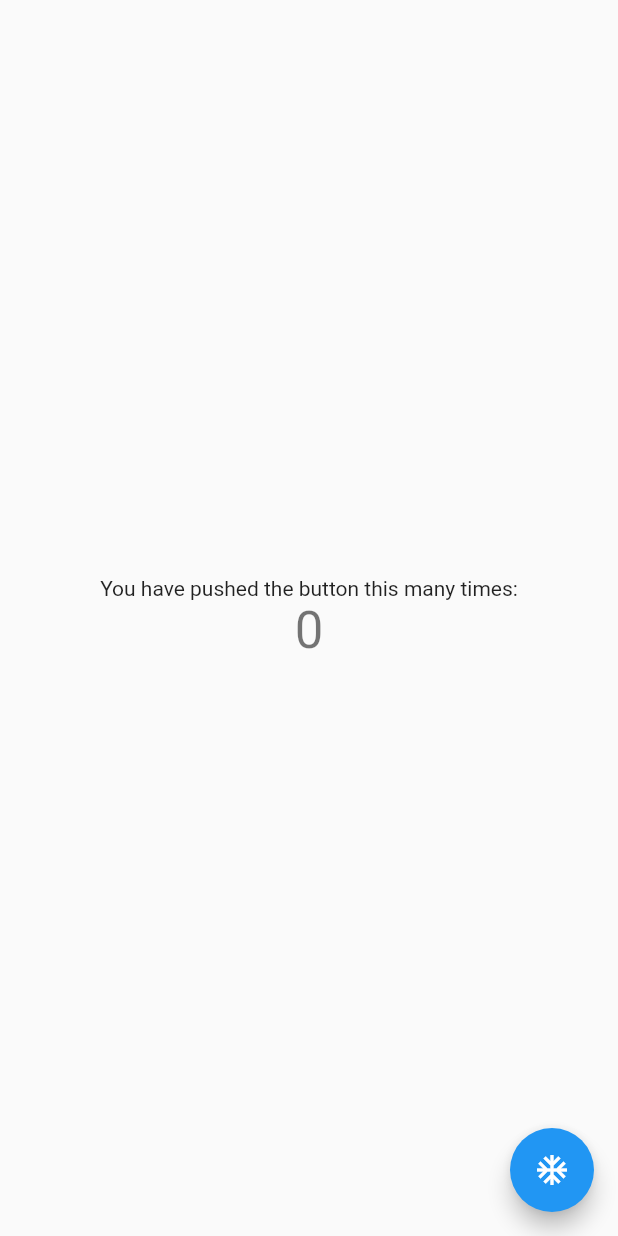
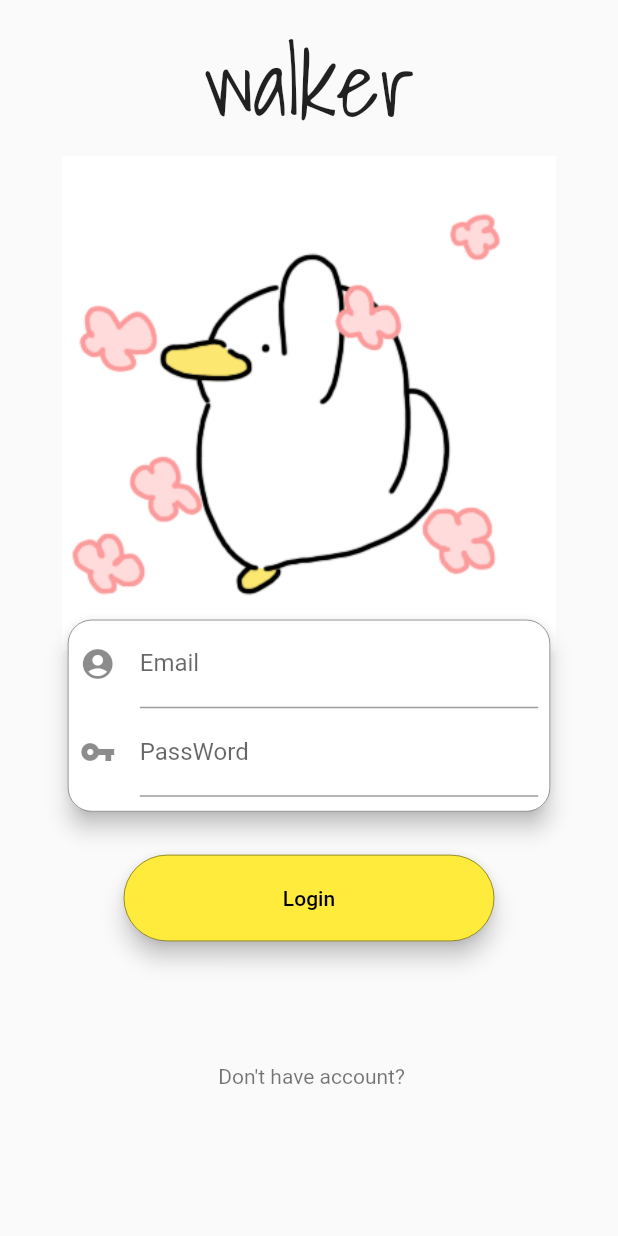
Before and after one commit to dongwook1214/walker, a Flutter app: the screen it shows after launch, on a phone screen of 412 x 824 dp. Run offline on Flutter 3.47's test engine with Material 2 defaults, Android fonts, the phone set to English and light mode, and no system bars.

Commit message:
loginPage front-end

```diff
--- a/lib/main.dart
+++ b/lib/main.dart
@@ -1,5 +1,7 @@
 import 'package:flutter/material.dart';
 import 'src/loginPage.dart';
+import 'src/pallete.dart';
+
 void main() {
   runApp(const MyApp());
 }
@@ -11,11 +13,11 @@ class MyApp extends StatelessWidget {
   @override
   Widget build(BuildContext context) {
     return MaterialApp(
-      title: 'Flutter Demo',
+      title: 'walker',
       theme: ThemeData(
-        primarySwatch: Colors.blue,
+        primarySwatch: Palette.duck,
       ),
-      home: const MyHomePage(title: 'Walker'),
+      home: MyLoginPage(),
     );
   }
 }
--- a/lib/src/loginPage.dart
+++ b/lib/src/loginPage.dart
@@ -1,44 +1,159 @@
 import 'package:flutter/material.dart';
 
-class MyHomePage extends StatefulWidget {
-  const MyHomePage({Key? key, required this.title}) : super(key: key);
-  final String title;
+class MyLoginPage extends StatefulWidget {
+  const MyLoginPage({Key? key}) : super(key: key);
 
   @override
-  State<MyHomePage> createState() => _MyHomePageState();
+  State<MyLoginPage> createState() => _MyLoginPageState();
 }
 
-class _MyHomePageState extends State<MyHomePage> {
-  int _counter = 0;
-
-  void _incrementCounter() {
-    setState(() {
-      _counter++;
-    });
-  }
+class _MyLoginPageState extends State<MyLoginPage> {
+  final _formKey = GlobalKey<FormState>();
+  final TextEditingController _idController = TextEditingController();
+  final TextEditingController _passWordController = TextEditingController();
 
   @override
   Widget build(BuildContext context) {
+    final Size size = MediaQuery.of(context).size;
     return Scaffold(
-
-      body: Center(
-        child: Column(
-          mainAxisAlignment: MainAxisAlignment.center,
-          children: <Widget>[
-            const Text(
-              'You have pushed the button this many times:',
-            ),
-            Text(
-              '$_counter',
-              style: Theme.of(context).textTheme.headline4,
+      body: SingleChildScrollView(
+        child: Stack(
+          children: [
+            Container(color: Colors.white),
+            SafeArea(
+              child: Column(
+                children: [
+                  Container(height: size.height * 0.01),
+                  _walkerTitle(),
+                  Stack(
+                    children: [
+                      _racoonImage(size),
+                      _idPsTextField(size),
+                    ],
+                  ),
+                  Container(height: size.height * 0.03),
+                  _loginButton(size),
+                  Container(height: size.height * 0.1),
+                  _createAccountButton(),
+                ],
+              ),
             ),
           ],
         ),
       ),
-      floatingActionButton: FloatingActionButton(
-        onPressed: _incrementCounter,
-        tooltip: 'Increment',
-        child: const Icon(Icons.ac_unit),
+    );
+  }
+
+  Widget _walkerTitle() {
+    return const Center(
+      child: Text(
+        "walker",
+        style: TextStyle(fontSize: 60, fontFamily: 'shadowsIntoLight'),
+      ),
+    );
+  }
+
+  Widget _racoonImage(size) {
+    return Center(
+      child: Image.asset(
+        "asset/image/racoon.gif",
+        width: size.height * 0.4,
+        height: size.height * 0.4,
+      ),
+    );
+  }
+
+  Widget _idPsTextField(size) {
+    return Column(
+      children: [
+        Container(height: size.height * 0.37),
+        Padding(
+          padding:
+              EdgeInsets.only(left: size.width * 0.1, right: size.width * 0.1),
+          child: Card(
+            shape: RoundedRectangleBorder(
+              borderRadius: BorderRadius.circular(16),
+              side: const BorderSide(width: 0.5, color: Colors.black54),
+            ),
+            elevation: 6,
+            child: Form(
+              key: _formKey,
+              child: Padding(
+                padding: const EdgeInsets.only(right: 8.0, left: 8.0),
+                child: Column(
+                  children: [
+                    TextFormField(
+                      cursorColor: Colors.amber,
+                      controller: _idController,
+                      decoration: const InputDecoration(
+                        icon: Icon(Icons.account_circle),
+                        labelText: "Email",
+                      ),
+                      validator: (value) {
+                        if (value == null || value.isEmpty) {
+                          return '이메일 입력해주세요';
+                        } else {
+                          return null;
+                        }
+                      },
+                    ),
+                    TextFormField(
+                      cursorColor: Colors.amber,
+                      obscureText: true,
+                      controller: _passWordController,
+                      decoration: const InputDecoration(
+                          icon: Icon(Icons.vpn_key), labelText: 'PassWord'),
+                      validator: (value) {
+                        if (value == null || value.isEmpty) {
+                          return '비밀번호 입력해주세요';
+                        } else {
+                          return null;
+                        }
+                      },
+                    ),
+                    Container(height: 10)
+                  ],
+                ),
+              ),
+            ),
+          ),
+        ),
+      ],
+    );
+  }
+
+  Widget _loginButton(size) {
+    return SizedBox(
+      width: size.width * 0.6,
+      height: size.height * 0.07,
+      child: ElevatedButton(
+        onPressed: () {
+          if (_formKey.currentState!.validate()) {
+            _loginFunction();
+          }
+        },
+        child: const Text("Login"),
+        style: ElevatedButton.styleFrom(
+          side: const BorderSide(width: 0.5, color: Colors.black54),
+          elevation: 6,
+          shape: RoundedRectangleBorder(
+            borderRadius: BorderRadius.circular(30),
+          ),
+          primary: Colors.yellow,
+          onPrimary: Colors.black,
+        ),
+      ),
+    );
+  }
+
+  void _loginFunction() {}
+
+  Widget _createAccountButton() {
+    return GestureDetector(
+      onTap: () {},
+      child: const Text(
+        " Don't have account?",
+        style: TextStyle(color: Colors.black54),
       ),
     );
   }
--- /dev/null
+++ b/lib/src/pallete.dart
@@ -0,0 +1,19 @@
+import 'package:flutter/material.dart';
+
+class Palette {
+  static const MaterialColor duck = const MaterialColor(
+    0xfffee101,
+    const <int, Color>{
+      50: const Color(0xfffee41a), //10%
+      100: const Color(0xfffee734), //20%
+      200: const Color(0xfffeea4d), //30%
+      300: const Color(0xfffeed67), //40%
+      400: const Color(0xfffff080), //50%
+      500: const Color(0xfffff399), //60%
+      600: const Color(0xfffff6b3), //70%
+      700: const Color(0xfffff9cc), //80%
+      800: const Color(0xfffffce6), //90%
+      900: const Color(0xffffffff), //100%
+    },
+  );
+}
```
Also changed, not shown: pubspec.yaml (+8 -17 lines), asset/font/ShadowsIntoLight-Regular.ttf (added), asset/image/racoon.gif (added).
